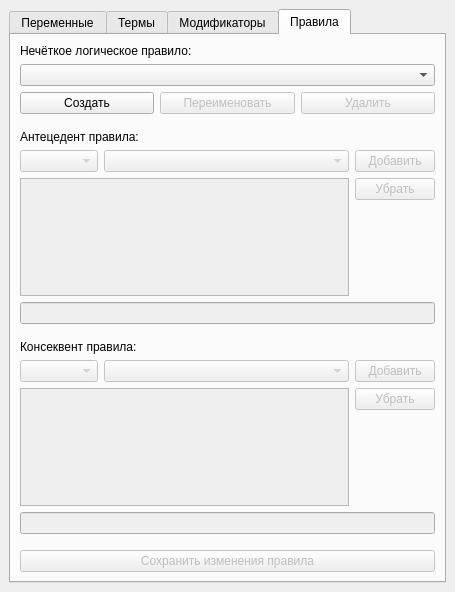
Old version of the form fuzzy.ui in the repository chrinide/pyfrbs.
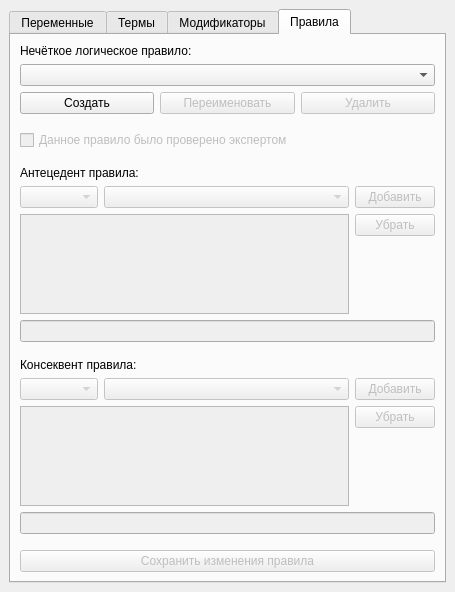
New version of the form. The open tabs and pages were chosen to show the change.

Commit message: Implement rules verification elements

What changed in the file:
```diff
--- a/fuzzy.ui
+++ b/fuzzy.ui
@@ -112,7 +112,7 @@
         <item row="8" column="0" colspan="6">
          <widget class="QLabel" name="uiRangeLabel">
           <property name="text">
-           <string>Диапазон значений базовой переменной:</string>
+           <string>&lt;html&gt;&lt;head/&gt;&lt;body&gt;&lt;p&gt;Диапазон значений универсального множества:&lt;/p&gt;&lt;/body&gt;&lt;/html&gt;</string>
           </property>
          </widget>
         </item>
@@ -192,7 +192,7 @@
         <item row="19" column="0" colspan="6">
          <widget class="QLabel" name="uiHedgesLabel">
           <property name="text">
-           <string>Доступные модификаторы:</string>
+           <string>&lt;html&gt;&lt;head/&gt;&lt;body&gt;&lt;p&gt;Связанные с переменной модификаторы:&lt;/p&gt;&lt;/body&gt;&lt;/html&gt;</string>
           </property>
          </widget>
         </item>
@@ -216,7 +216,7 @@
         <item row="14" column="0" colspan="6">
          <widget class="QLabel" name="uiTermsLabel">
           <property name="text">
-           <string>Доступные атомарные термы:</string>
+           <string>&lt;html&gt;&lt;head/&gt;&lt;body&gt;&lt;p&gt;Связанные с переменной атомарные термы:&lt;/p&gt;&lt;/body&gt;&lt;/html&gt;</string>
           </property>
          </widget>
         </item>
@@ -403,14 +403,14 @@
         <item row="10" column="0" colspan="3">
          <widget class="QLabel" name="uiFunctionLabel">
           <property name="text">
-           <string>Функция принадлежности:</string>
+           <string>&lt;html&gt;&lt;head/&gt;&lt;body&gt;&lt;p&gt;Тип функции принадлежности:&lt;/p&gt;&lt;/body&gt;&lt;/html&gt;</string>
           </property>
          </widget>
         </item>
         <item row="15" column="0" colspan="3">
          <widget class="QLabel" name="uiPointsLabel">
           <property name="text">
-           <string>Характерные точки:</string>
+           <string>&lt;html&gt;&lt;head/&gt;&lt;body&gt;&lt;p&gt;Характерные точки функции принадлежности:&lt;/p&gt;&lt;/body&gt;&lt;/html&gt;</string>
           </property>
          </widget>
         </item>
@@ -552,7 +552,7 @@
         <item row="11" column="0" colspan="3">
          <widget class="QLabel" name="uiResultLabel">
           <property name="text">
-           <string>Значение:</string>
+           <string>&lt;html&gt;&lt;head/&gt;&lt;body&gt;&lt;p&gt;Семантическая функция:&lt;/p&gt;&lt;/body&gt;&lt;/html&gt;</string>
           </property>
          </widget>
         </item>
@@ -601,7 +601,7 @@
            <bool>false</bool>
           </property>
           <property name="text">
-           <string>Данный модификтатор был проверен экспертом</string>
+           <string>Данный модификатор был проверен экспертом</string>
           </property>
          </widget>
         </item>
@@ -669,7 +669,7 @@
         <string>Правила</string>
        </attribute>
        <layout class="QGridLayout" name="gridLayout_5">
-        <item row="8" column="0" rowspan="2" colspan="4">
+        <item row="10" column="0" rowspan="2" colspan="4">
          <widget class="QTreeWidget" name="uiAntecedentTree">
           <property name="enabled">
            <bool>false</bool>
@@ -704,7 +704,7 @@
           </column>
          </widget>
         </item>
-        <item row="14" column="0" rowspan="2" colspan="4">
+        <item row="16" column="0" rowspan="2" colspan="4">
          <widget class="QTreeWidget" name="uiConsequentTree">
           <property name="enabled">
            <bool>false</bool>
@@ -739,7 +739,14 @@
           </column>
          </widget>
         </item>
-        <item row="7" column="1" colspan="3">
+        <item row="1" column="0" colspan="5">
+         <widget class="QComboBox" name="uiRulesCombo">
+          <property name="editable">
+           <bool>false</bool>
+          </property>
+         </widget>
+        </item>
+        <item row="9" column="1" colspan="3">
          <widget class="QComboBox" name="uiAntecedentNodesCombo">
           <property name="enabled">
            <bool>false</bool>
@@ -762,24 +769,24 @@
           </property>
          </spacer>
         </item>
-        <item row="9" column="4">
+        <item row="11" column="4">
+         <spacer name="uiRulesSpacer5">
+          <property name="orientation">
+           <enum>Qt::Vertical</enum>
+          </property>
+          <property name="sizeHint" stdset="0">
+           <size>
+            <width>20</width>
+            <height>40</height>
+           </size>
+          </property>
+         </spacer>
+        </item>
+        <item row="19" column="0" colspan="5">
          <spacer name="uiRulesSpacer4">
           <property name="orientation">
            <enum>Qt::Vertical</enum>
           </property>
-          <property name="sizeHint" stdset="0">
-           <size>
-            <width>20</width>
-            <height>40</height>
-           </size>
-          </property>
-         </spacer>
-        </item>
-        <item row="17" column="0" colspan="5">
-         <spacer name="uiRulesSpacer3">
-          <property name="orientation">
-           <enum>Qt::Vertical</enum>
-          </property>
           <property name="sizeType">
            <enum>QSizePolicy::Fixed</enum>
           </property>
@@ -791,59 +798,52 @@
           </property>
          </spacer>
         </item>
-        <item row="1" column="0" colspan="5">
-         <widget class="QComboBox" name="uiRulesCombo">
-          <property name="editable">
-           <bool>false</bool>
-          </property>
-         </widget>
-        </item>
-        <item row="7" column="0">
+        <item row="9" column="0">
          <widget class="QComboBox" name="uiAntecedentNodeTypesCombo">
           <property name="enabled">
            <bool>false</bool>
           </property>
          </widget>
         </item>
-        <item row="6" column="0" colspan="3">
+        <item row="15" column="0">
+         <widget class="QComboBox" name="uiConsequentNodeTypesCombo">
+          <property name="enabled">
+           <bool>false</bool>
+          </property>
+         </widget>
+        </item>
+        <item row="8" column="0" colspan="3">
          <widget class="QLabel" name="uiAntecedentLabel">
           <property name="text">
            <string>Антецедент правила:</string>
           </property>
          </widget>
         </item>
-        <item row="7" column="4">
-         <widget class="QPushButton" name="uiAddAntecedentNodeButton">
-          <property name="enabled">
-           <bool>false</bool>
-          </property>
-          <property name="text">
-           <string>Добавить</string>
-          </property>
-         </widget>
-        </item>
-        <item row="13" column="0">
-         <widget class="QComboBox" name="uiConsequentNodeTypesCombo">
-          <property name="enabled">
-           <bool>false</bool>
-          </property>
-         </widget>
-        </item>
-        <item row="13" column="1" colspan="3">
+        <item row="15" column="1" colspan="3">
          <widget class="QComboBox" name="uiConsequentNodesCombo">
           <property name="enabled">
            <bool>false</bool>
           </property>
          </widget>
         </item>
-        <item row="12" column="0" colspan="3">
+        <item row="9" column="4">
+         <widget class="QPushButton" name="uiAddAntecedentNodeButton">
+          <property name="enabled">
+           <bool>false</bool>
+          </property>
+          <property name="text">
+           <string>Добавить</string>
+          </property>
+         </widget>
+        </item>
+        <item row="14" column="0" colspan="3">
          <widget class="QLabel" name="uiConsequentLabel">
           <property name="text">
            <string>Консеквент правила:</string>
           </property>
          </widget>
         </item>
-        <item row="13" column="4">
+        <item row="15" column="4">
          <widget class="QPushButton" name="uiAddConsequentNodeButton">
           <property name="enabled">
            <bool>false</bool>
@@ -853,26 +853,6 @@
           </property>
          </widget>
         </item>
-        <item row="18" column="0" colspan="5">
-         <widget class="QPushButton" name="uiCommitRuleButton">
-          <property name="enabled">
-           <bool>false</bool>
-          </property>
-          <property name="text">
-           <string>Сохранить изменения правила</string>
-          </property>
-         </widget>
-        </item>
-        <item row="14" column="4">
-         <widget class="QPushButton" name="uiRemoveConsequentNodeButton">
-          <property name="enabled">
-           <bool>false</bool>
-          </property>
-          <property name="text">
-           <string>Убрать</string>
-          </property>
-         </widget>
-        </item>
         <item row="0" column="0" colspan="5">
          <widget class="QLabel" name="uiRuleLabel">
           <property name="text">
@@ -880,7 +860,37 @@
           </property>
          </widget>
         </item>
-        <item row="8" column="4">
+        <item row="20" column="0" colspan="5">
+         <widget class="QPushButton" name="uiCommitRuleButton">
+          <property name="enabled">
+           <bool>false</bool>
+          </property>
+          <property name="text">
+           <string>Сохранить изменения правила</string>
+          </property>
+         </widget>
+        </item>
+        <item row="16" column="4">
+         <widget class="QPushButton" name="uiRemoveConsequentNodeButton">
+          <property name="enabled">
+           <bool>false</bool>
+          </property>
+          <property name="text">
+           <string>Убрать</string>
+          </property>
+         </widget>
+        </item>
+        <item row="12" column="0" colspan="5">
+         <widget class="QLineEdit" name="uiAntecedentEdit">
+          <property name="enabled">
+           <bool>false</bool>
+          </property>
+          <property name="readOnly">
+           <bool>true</bool>
+          </property>
+         </widget>
+        </item>
+        <item row="10" column="4">
          <widget class="QPushButton" name="uiRemoveAntecedentNodeButton">
           <property name="enabled">
            <bool>false</bool>
@@ -890,6 +900,16 @@
           </property>
          </widget>
         </item>
+        <item row="18" column="0" colspan="5">
+         <widget class="QLineEdit" name="uiConsequentEdit">
+          <property name="enabled">
+           <bool>false</bool>
+          </property>
+          <property name="readOnly">
+           <bool>true</bool>
+          </property>
+         </widget>
+        </item>
         <item row="2" column="0" rowspan="2" colspan="5">
          <layout class="QHBoxLayout" name="uiRuleButtonsLayout">
           <item>
@@ -921,7 +941,46 @@
           </item>
          </layout>
         </item>
-        <item row="11" column="0" colspan="5">
+        <item row="13" column="0" colspan="5">
+         <spacer name="uiRulesSpacer3">
+          <property name="orientation">
+           <enum>Qt::Vertical</enum>
+          </property>
+          <property name="sizeType">
+           <enum>QSizePolicy::Fixed</enum>
+          </property>
+          <property name="sizeHint" stdset="0">
+           <size>
+            <width>20</width>
+            <height>10</height>
+           </size>
+          </property>
+         </spacer>
+        </item>
+        <item row="17" column="4">
+         <spacer name="uiRulesSpacer6">
+          <property name="orientation">
+           <enum>Qt::Vertical</enum>
+          </property>
+          <property name="sizeHint" stdset="0">
+           <size>
+            <width>20</width>
+            <height>40</height>
+           </size>
+          </property>
+         </spacer>
+        </item>
+        <item row="5" column="0" colspan="5">
+         <widget class="QCheckBox" name="uiRuleVerifiedCheck">
+          <property name="enabled">
+           <bool>false</bool>
+          </property>
+          <property name="text">
+           <string>Данное правило было проверено экспертом</string>
+          </property>
+         </widget>
+        </item>
+        <item row="6" column="0" colspan="5">
          <spacer name="uiRulesSpacer2">
           <property name="orientation">
            <enum>Qt::Vertical</enum>
@@ -937,39 +996,6 @@
           </property>
          </spacer>
         </item>
-        <item row="15" column="4">
-         <spacer name="verticalSpacer_19">
-          <property name="orientation">
-           <enum>Qt::Vertical</enum>
-          </property>
-          <property name="sizeHint" stdset="0">
-           <size>
-            <width>20</width>
-            <height>40</height>
-           </size>
-          </property>
-         </spacer>
-        </item>
-        <item row="10" column="0" colspan="5">
-         <widget class="QLineEdit" name="uiAntecedentEdit">
-          <property name="enabled">
-           <bool>false</bool>
-          </property>
-          <property name="readOnly">
-           <bool>true</bool>
-          </property>
-         </widget>
-        </item>
-        <item row="16" column="0" colspan="5">
-         <widget class="QLineEdit" name="uiConsequentEdit">
-          <property name="enabled">
-           <bool>false</bool>
-          </property>
-          <property name="readOnly">
-           <bool>true</bool>
-          </property>
-         </widget>
-        </item>
        </layout>
       </widget>
      </widget>
```
The commit also changes 3 other files.
